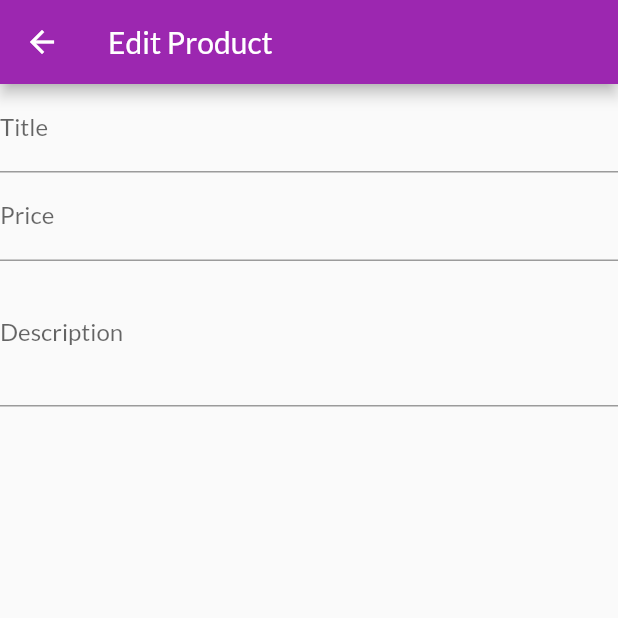
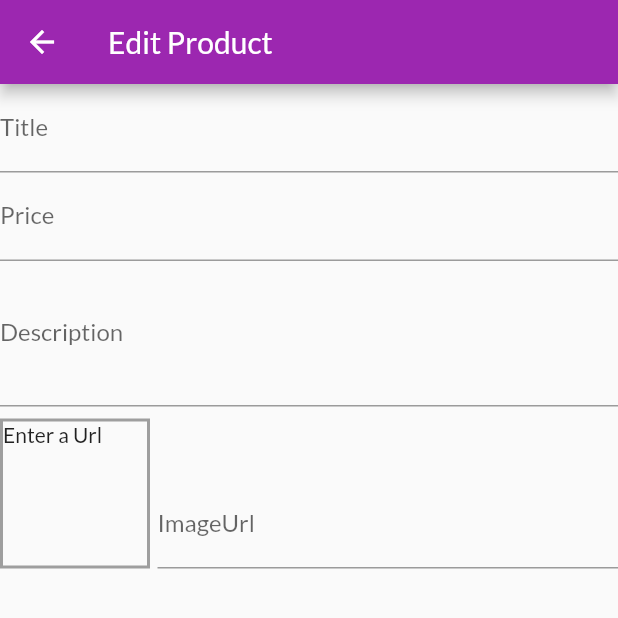
Before and after one commit to omar-hadek/shop-app, a Flutter app: the EditProductScreen screen opened by its route, on a phone screen of 412 x 824 dp, the top half of it. Run offline on Flutter 3.47's test engine with Material 2 defaults, Android fonts, the phone set to English and light mode, and no system bars.

Commit message:
added image url  text field and show the image preview

```diff
--- a/lib/screens/edit_product_screen.dart
+++ b/lib/screens/edit_product_screen.dart
@@ -11,11 +11,13 @@ class EditProductScreen extends StatefulWidget {
 class _EditProductScreenState extends State<EditProductScreen> {
   final _priceFocusNode = FocusNode();
   final _descriptionFocusNode = FocusNode();
+  final _imageUrlController = TextEditingController();
 
   @override
   void dispose() {
     _priceFocusNode.dispose();
     _descriptionFocusNode.dispose();
+    _imageUrlController.dispose();
     super.dispose();
   }
 
@@ -56,6 +58,33 @@ class _EditProductScreenState extends State<EditProductScreen> {
               keyboardType: TextInputType.multiline,
               focusNode: _descriptionFocusNode,
             ),
+            Row(
+              crossAxisAlignment: CrossAxisAlignment.end,
+              children: [
+                Container(
+                  margin: EdgeInsets.only(right: 5.0,top:8.0),
+                  width: 100.0,
+                  height: 100.0,
+                  decoration: BoxDecoration(
+                      border: Border.all(width: 2.0, color: Colors.grey)),
+                  child: _imageUrlController.text.isEmpty
+                      ? Text('Enter a Url')
+                      : Image.asset(
+                          _imageUrlController.text,
+                          fit: BoxFit.cover,
+                        ),
+                ),
+                Expanded(
+                  child: TextFormField(
+                    decoration: InputDecoration(
+                      labelText: 'ImageUrl',
+                    ),
+                    controller: _imageUrlController,
+                    textInputAction: TextInputAction.done,
+                  ),
+                ),
+              ],
+            ),
           ],
         ),
       ),
```
